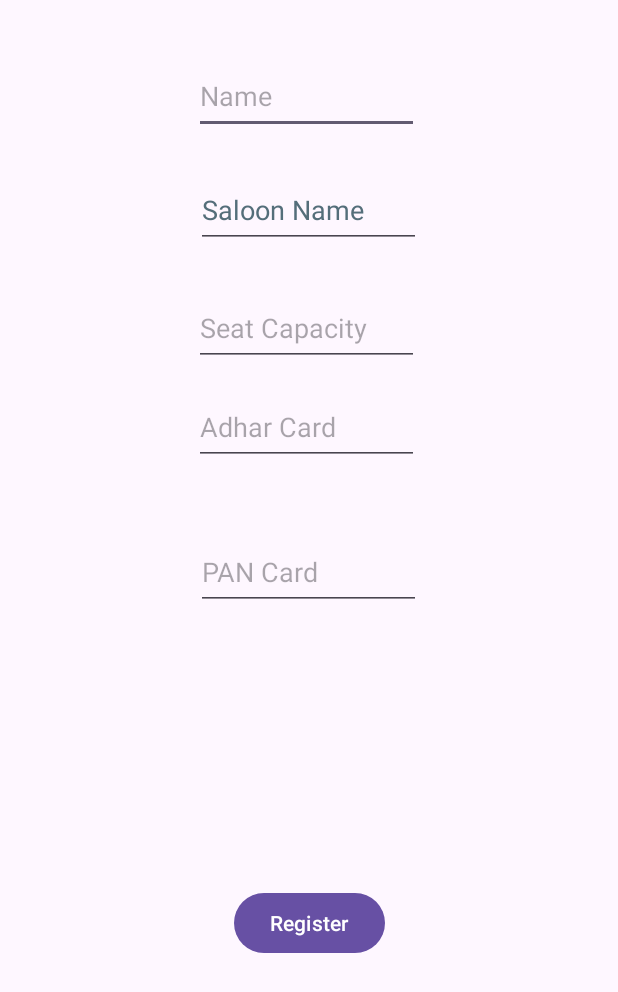
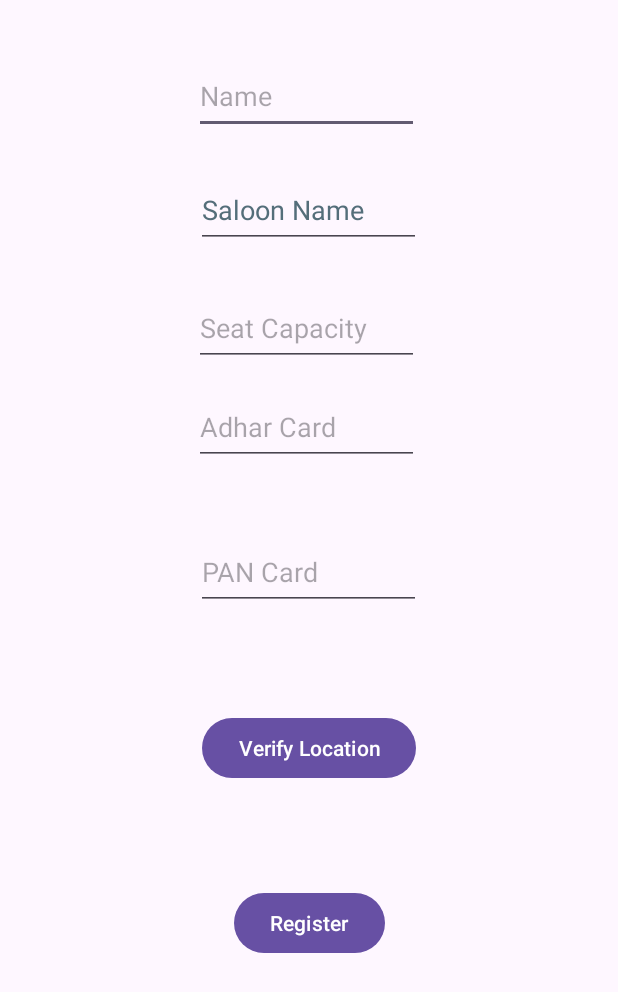
Before and after one commit to ustraanonymous2024/ustratest2, an Android app: the screen it shows after launch (registration), after a tap on "Register", on a phone screen of 412 x 824 dp. Shown: the top 992 px of the screen. Run offline under Robolectric (Android 15) with nearby library versions, the phone set to English and light mode, and no system bars; our stand-ins replace Firebase (no records; nobody signed in at launch, a user with empty details on screens opened directly).

Commit message:
final commit

```diff
--- a/app/build.gradle.kts
+++ b/app/build.gradle.kts
@@ -35,11 +35,14 @@ android {
 dependencies {
 
     implementation("androidx.appcompat:appcompat:1.6.1")
+    implementation("com.google.android.gms:play-services-location:21.1.0")
     implementation("com.google.android.material:material:1.11.0")
     implementation("androidx.constraintlayout:constraintlayout:2.1.4")
     implementation("com.google.firebase:firebase-auth:22.3.0")
     implementation("com.google.firebase:firebase-database:20.3.0")
     implementation("com.google.firebase:firebase-firestore:24.10.1")
+    implementation("com.google.firebase:firebase-analytics:21.5.0")
+    implementation("com.google.firebase:firebase-storage:20.3.0")
     testImplementation("junit:junit:4.13.2")
     androidTestImplementation("androidx.test.ext:junit:1.1.5")
     androidTestImplementation("androidx.test.espresso:espresso-core:3.5.1")
--- a/app/src/main/AndroidManifest.xml
+++ b/app/src/main/AndroidManifest.xml
@@ -3,6 +3,8 @@
     xmlns:tools="http://schemas.android.com/tools">
 
     <uses-permission android:name="android.permission.ACCESS_NETWORK_STATE" />
+    <uses-permission android:name="android.permission.ACCESS_COARSE_LOCATION"/>
+    <uses-permission android:name="android.permission.ACCESS_FINE_LOCATION"/>
 
     <application
         android:allowBackup="true"
--- a/app/src/main/java/com/example/myapplication/registration.java
+++ b/app/src/main/java/com/example/myapplication/registration.java
@@ -1,24 +1,52 @@
 package com.example.myapplication;
 
+import android.Manifest;
 import android.annotation.SuppressLint;
+import android.content.pm.PackageManager;
+import android.location.Address;
+import android.location.Geocoder;
 import android.os.Bundle;
 import android.util.Log;
 import android.widget.Button;
 import android.widget.EditText;
+import android.widget.Toast;
 
+import androidx.annotation.NonNull;
 import androidx.appcompat.app.AppCompatActivity;
+import androidx.core.app.ActivityCompat;
+import androidx.core.content.ContextCompat;
 
+import com.google.android.gms.location.FusedLocationProviderClient;
+import com.google.android.gms.location.LocationServices;
 import com.google.firebase.firestore.CollectionReference;
 import com.google.firebase.firestore.FirebaseFirestore;
 
+import java.io.IOException;
 import java.util.HashMap;
+import java.util.List;
+import java.util.Locale;
 import java.util.Map;
 
 public class registration extends AppCompatActivity {
-    EditText name ,saloonName,Seat,Acard,Pcard;
-    Button register;
+    FusedLocationProviderClient fusedLocationProviderClient;
+    private static final String TAG = "registration";
+
+    private static final String name0 = "name2";
+    private static final String saloon_Name0 = "saloon_Name2";
+    private static final String Seat0 = "Seat2";
+    private static final String Acard0 = "Acard2";
+    private static final String Pcard0 = "Pcard2";
+
+
+
+
+    EditText name1 ,saloonName1,Seat1,Acard1,Pcard1;
+    Button register1 , locationbtn;
 
     private final FirebaseFirestore db = FirebaseFirestore.getInstance();
+    private final static int REQUEST_CODE = 100;
+    double lattiude,longitude;
+    String addline ,city,country;
 
 
 
@@ -28,63 +56,120 @@ public class registration extends AppCompatActivity {
     protected void onCreate(Bundle savedInstanceState) {
         super.onCreate(savedInstanceState);
         setContentView(R.layout.activity_registration);
-        name = findViewById(R.id.name);
-        saloonName = findViewById(R.id.saloonName);
-        Seat = findViewById(R.id.Seat);
-        Acard = findViewById(R.id.Acard);
-        Pcard = findViewById(R.id.Pcard);
-        register = findViewById(R.id.register);
+        name1 = findViewById(R.id.name);
+        saloonName1 = findViewById(R.id.saloonName);
+        Seat1 = findViewById(R.id.Seat);
+        Acard1= findViewById(R.id.Acard);
+        Pcard1 = findViewById(R.id.Pcard);
+        register1 = findViewById(R.id.register);
+        //locationa ka kaam
+        locationbtn = findViewById(R.id.locationbtn);
+        fusedLocationProviderClient = LocationServices.getFusedLocationProviderClient(this);
 
 
-        register.setOnClickListener(v-> onCreate());
+
+
+        register1.setOnClickListener(v-> onCreate());
+        locationbtn.setOnClickListener(v-> onCreate2());
+
+    }
+
+    private void onCreate2() {
+        //yeh loaction wala hai
+        if(ContextCompat.checkSelfPermission(this,Manifest.permission.ACCESS_FINE_LOCATION) == PackageManager.PERMISSION_GRANTED){
+            fusedLocationProviderClient.getLastLocation().addOnSuccessListener(location -> {
+
+                    if (location != null){
+                        Geocoder geocoder = new Geocoder(registration.this, Locale.getDefault());
+
+                        try {
+                            List<Address> addresses = geocoder.getFromLocation(location.getLatitude(),location.getLongitude(),1);
+                            assert addresses != null;
+                            lattiude = addresses.get(0).getLatitude();
+                             longitude = addresses.get(0).getLongitude();
+                             addline = addresses.get(0).getAddressLine(0);
+                             city = addresses.get(0).getLocality();
+                             country = addresses.get(0).getCountryName();
 
 
 
 
 
+                        } catch (IOException e) {
+                            throw new RuntimeException(e);
+
+
+                        }
+
+
+                    }
+
+
+            });
+        }else {
+            askPermission();
+        }
+
+    }
+
+    private void askPermission() {
+        ActivityCompat.requestPermissions(registration.this,new String[]{Manifest.permission.ACCESS_FINE_LOCATION},REQUEST_CODE);
+    }
+
+    @Override
+    public void onRequestPermissionsResult(int requestCode, @NonNull String[] permissions, @NonNull int[] grantResults) {
+        super.onRequestPermissionsResult(requestCode, permissions, grantResults);
+        if(grantResults.length>0&& grantResults[0]== PackageManager.PERMISSION_GRANTED){
+            onCreate2();
+        }
+        else{
+            Toast.makeText(registration.this,"Please Turn Onn Your GPS",Toast.LENGTH_SHORT).show();
+
+        }
     }
 
     private void onCreate() {
-        Map<String, String> vat = new HashMap<>();
-        vat.put("name", name.getText().toString());
-        vat.put("saloon Name", saloonName.getText().toString());
-        vat.put("Seat", Seat.getText().toString());
-        vat.put("Acard", Acard.getText().toString());
-        vat.put("Pcard", Pcard.getText().toString());
-
-            // Generate a unique collection ID
-            String uniqueCollectionId = generateUniqueCollectionId();
-
-            // Create a reference to the dynamically generated collection
-            CollectionReference uniqueCollectionRef = db.collection(uniqueCollectionId);
-
-            // Add data to the dynamically generated collection
-
-            uniqueCollectionRef.add(vat)
-                    .addOnCompleteListener(task -> {
-                        if (task.isSuccessful()) {
-                            // Data successfully added to the unique collection
-                            Log.d("Firestore", "Data added to unique collection!");
-                        } else {
-                            // Handle errors here
-                            Log.w("Firestore", "Error adding data to unique collection", task.getException());
-                        }
-                    });
+        // EditText ko variable meh store kraya hu
+        String  Name = name1.getText().toString();
+        String  Saloon_Name = saloonName1.getText().toString();
+        String  Seat = Seat1.getText().toString();
+        String  Adhar_card = Acard1.getText().toString();
+        String  PAN_card = Pcard1.getText().toString();
+//yah pe hash map ka use kiya hu
+        Map<String,Object> vat = new HashMap<>();
+        vat.put(name0,Name);
+        vat.put(saloon_Name0,Saloon_Name);
+        vat.put(Seat0,Seat);
+        vat.put(Acard0,Adhar_card);
+        vat.put(Pcard0,PAN_card);
 
 
 
 
 
-///ssdsds
+//yah pe saloon ke naam se data base banaya hu
+        String uniqueCollectionId = generateUniqueCollectionId();
+        CollectionReference uniqueCollectionRef = db.collection(uniqueCollectionId);
 
+        uniqueCollectionRef.add(vat)
+                .addOnSuccessListener(unused -> Toast.makeText(registration.this, "sucessful", Toast.LENGTH_SHORT).show())
+                .addOnFailureListener(e -> {
+                    Toast.makeText(registration.this, e.toString(), Toast.LENGTH_SHORT).show();
+                    Log.d(TAG,e.toString() );
+
+
+                });
     }
 
-
-    //sss
     private String generateUniqueCollectionId() {
-        return saloonName.getText().toString();
+        return saloonName1.getText().toString() ;
+        //yeh saloon ke naam se genrate krne ka function hai
     }
 
 
 
+
+
+
+
 }
--- a/app/src/main/res/layout/activity_registration.xml
+++ b/app/src/main/res/layout/activity_registration.xml
@@ -84,5 +84,16 @@
         app:layout_constraintStart_toStartOf="parent"
         app:layout_constraintTop_toBottomOf="@+id/Pcard" />
 
+    <Button
+        android:id="@+id/locationbtn"
+        android:layout_width="wrap_content"
+        android:layout_height="wrap_content"
+        android:text="@string/verify_location"
+        app:layout_constraintBottom_toBottomOf="parent"
+        app:layout_constraintEnd_toEndOf="parent"
+        app:layout_constraintStart_toStartOf="parent"
+        app:layout_constraintTop_toTopOf="parent"
+        app:layout_constraintVertical_bias="0.612" />
+
 
 </androidx.constraintlayout.widget.ConstraintLayout>
--- a/app/src/main/res/values/strings.xml
+++ b/app/src/main/res/values/strings.xml
@@ -11,4 +11,5 @@
     <string name="name">Name</string>
     <string name="saloon_name">Saloon Name</string>
     <string name="register">Register</string>
+    <string name="verify_location">Verify Location</string>
 </resources>
```
